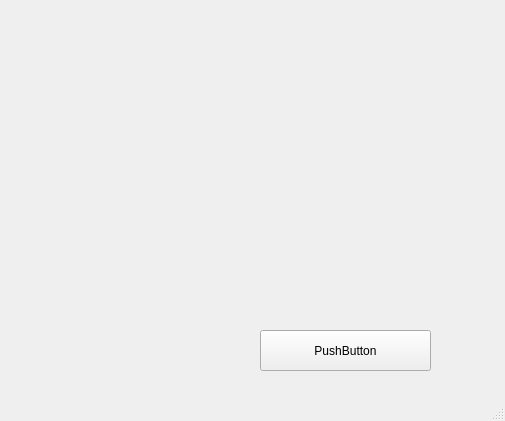
Above: UI.ui from Dailor/Almaty-Khodzhaev before the change. Below: the same form after it.
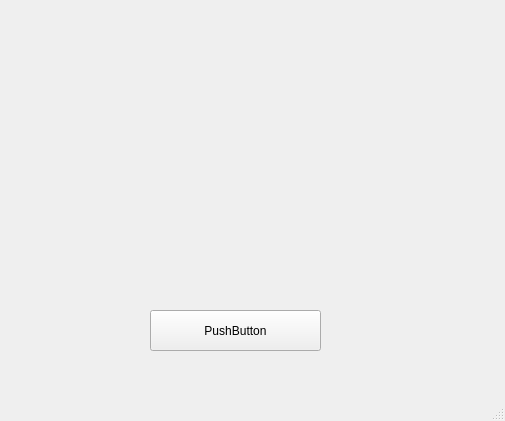
That is the form after the change.

What changed in the file:
```diff
--- a/UI.ui
+++ b/UI.ui
@@ -17,8 +17,8 @@
    <widget class="QPushButton" name="btn">
     <property name="geometry">
      <rect>
-      <x>260</x>
-      <y>330</y>
+      <x>150</x>
+      <y>310</y>
       <width>171</width>
       <height>41</height>
      </rect>
```
